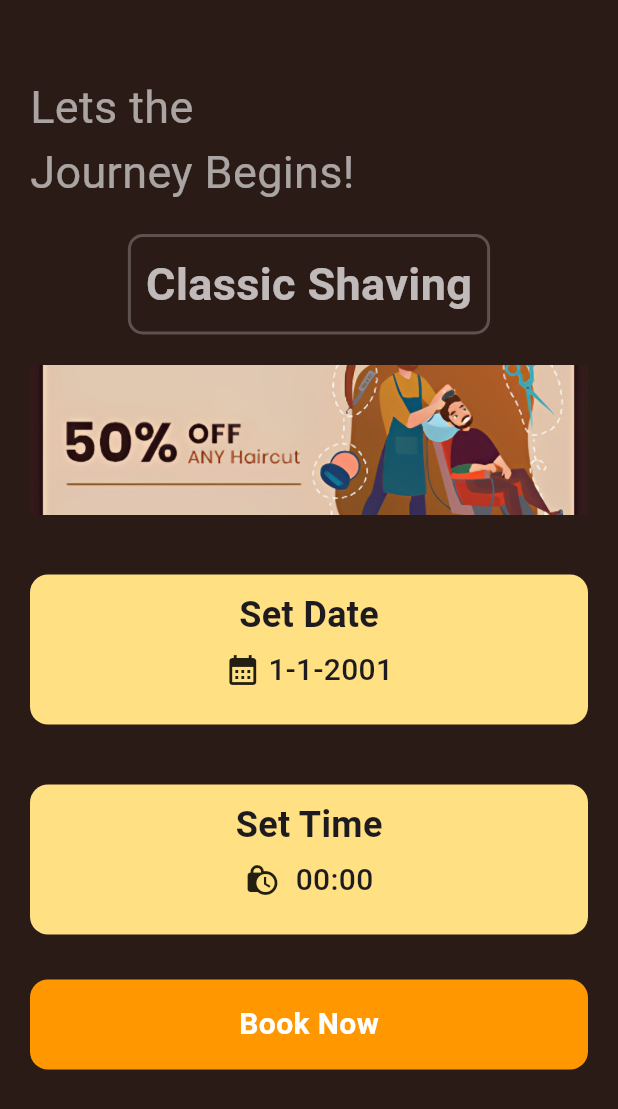
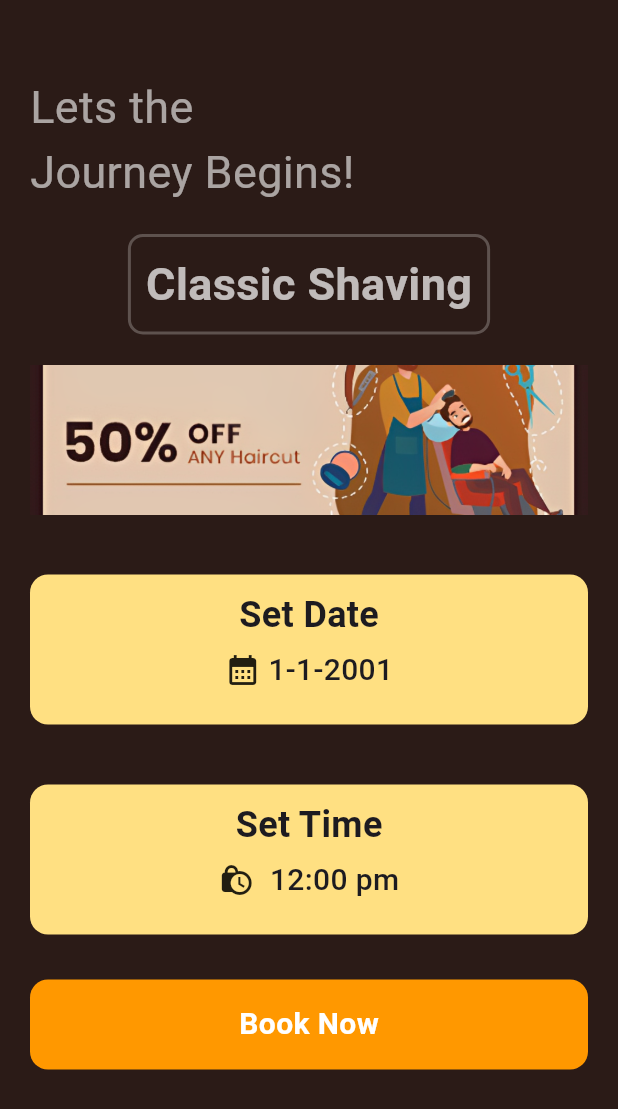
Before and after one commit to aliraza055/Barber-Shop, a Flutter app: the HomePage screen opened directly, after a tap on "Classic Shaving", on a phone screen of 412 x 824 dp. Shown: the top 1109 px of the screen. Run offline on Flutter 3.47's test engine with Material 3 defaults, Android fonts, the phone set to English and light mode, and no system bars; our stand-ins replace cloud_firestore, firebase_auth, firebase_core, fluttertoast, random_string; accounts and stored records are empty.

Commit message:
upload image to booking page

```diff
--- /dev/null
+++ b/lib/model/shared_preferece.dart
@@ -0,0 +1,3 @@
+class SharedPreferece {
+
+}
--- a/lib/pages/booking_page.dart
+++ b/lib/pages/booking_page.dart
@@ -2,7 +2,8 @@ import 'package:flutter/material.dart';
 
 class BookingPage extends StatefulWidget {
  final String name;
- const BookingPage({super.key,required this.name});
+ final String image;
+ const BookingPage({super.key,required this.name,required this.image});
 
   @override
   State<BookingPage> createState() => _BookingPageState();
@@ -129,7 +130,7 @@ class _BookingPageState extends State<BookingPage> {
                         Icon(Icons.lock_clock),
                         SizedBox(width: 10),
                         Text( currenttime !=null ?
-                          '${currenttime!.format(context).toString()}': '00:00',style: TextStyle(fontSize: 20,fontWeight: FontWeight.w500),)
+                          currenttime!.format(context).toString() : '12:00 pm',style: TextStyle(fontSize: 20,fontWeight: FontWeight.w500),)
 
                       ],
                     ),
--- a/lib/pages/dialogbox.dart
+++ b/lib/pages/dialogbox.dart
@@ -6,6 +6,7 @@ class Dialogbox extends StatelessWidget {
   TextEditingController  rollContr;
  TextEditingController  semContr;
  String uid;
+
 
    Dialogbox({super.key,required this.nameContr,required this.rollContr,required this.semContr,required this.uid});
 
--- a/lib/pages/home_page.dart
+++ b/lib/pages/home_page.dart
@@ -60,7 +60,7 @@ class _HomePageState extends State<HomePage> {
                itemBuilder: (context, index){
                 return  GestureDetector(
                 onTap: (){
-                  Navigator.push(context, MaterialPageRoute(builder: (_)=>BookingPage(name: services[index].name,)));
+                  Navigator.push(context, MaterialPageRoute(builder: (_)=>BookingPage(name: services[index].name,image: services[index].image,)));
                 },
                  child: Container(
                   padding: EdgeInsets.only(top: 20,left: 10,right: 10),
```
